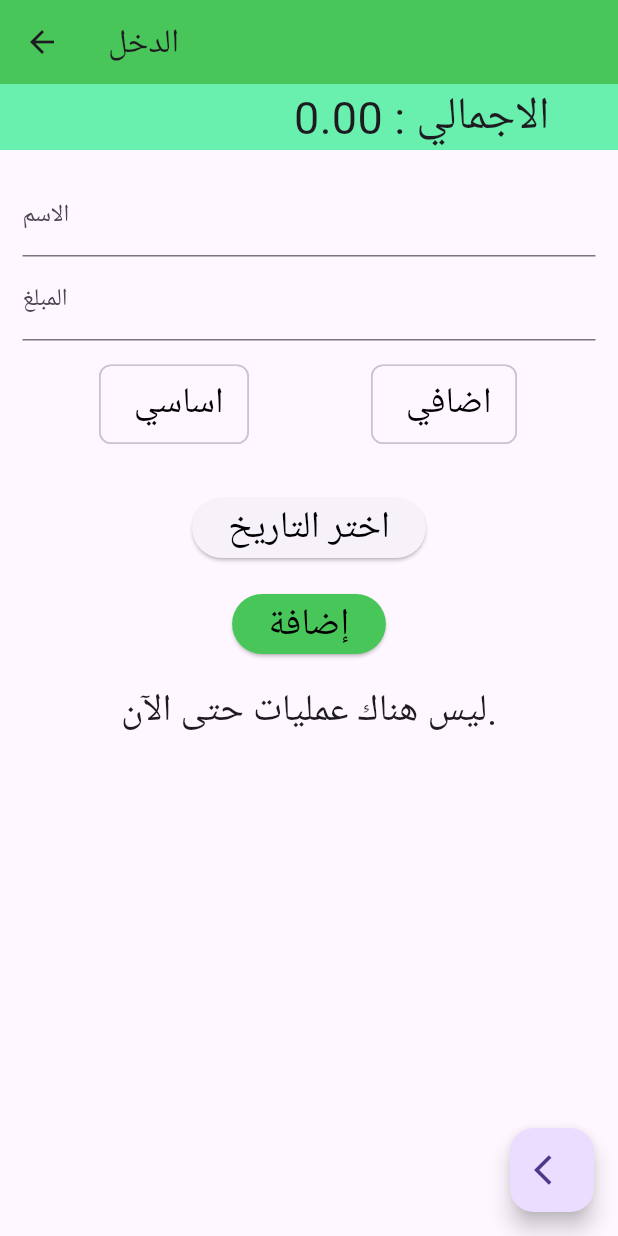
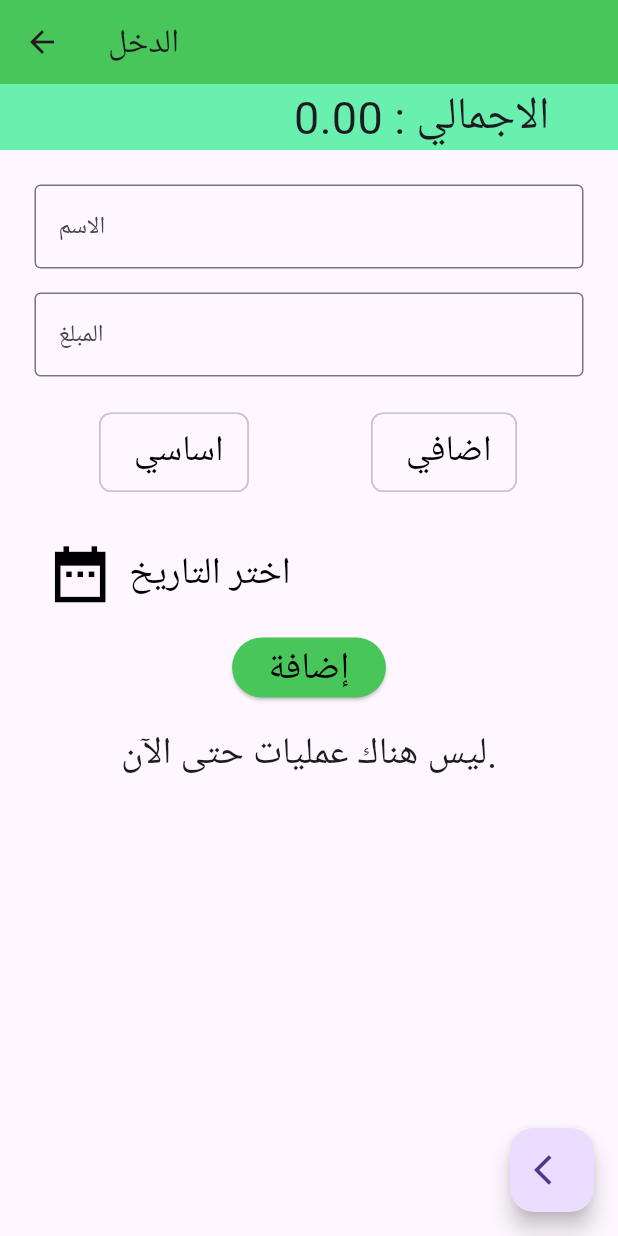
Before and after one commit to Aziz-thabet/moneyApp88, a Flutter app: the screen it shows after launch, after a tap on "الدخل", on a phone screen of 412 x 824 dp. Run offline on Flutter 3.47's test engine with Material 3 defaults, Android fonts, the phone set to English and light mode, and no system bars; our stand-ins replace shared_preferences.

Commit message:
make the date Icon

```diff
--- a/lib/components/Transaction_List.dart
+++ b/lib/components/Transaction_List.dart
@@ -9,19 +9,23 @@ class TransactionList extends StatelessWidget {
   final ScrollController scrollController;
   final Color CircleAvatarColor;
   final void Function(int) onDelete;
+  final void Function(int) onEdite;
 
   const TransactionList(this.transactions,
       {super.key,
       required this.scrollController,
       required this.CircleAvatarColor,
-        required this.onDelete});
+      required this.onDelete,
+      required this.onEdite});
 
   @override
   Widget build(BuildContext context) {
     return CustomColumn(
-        transactions: transactions,
-        scrollController: scrollController,
-        circleAvatarColor: CircleAvatarColor,
-      onDelete: onDelete,);
+      transactions: transactions,
+      scrollController: scrollController,
+      circleAvatarColor: CircleAvatarColor,
+      onDelete: onDelete,
+      onEdit: onEdite,
+    );
   }
 }
--- a/lib/components/build_Text_Field.dart
+++ b/lib/components/build_Text_Field.dart
@@ -4,9 +4,14 @@ import 'package:flutter/material.dart';
 
 Widget buildTextField(String labelText, TextEditingController controller,
     {TextInputType? keyboardType}) {
-  return TextField(
-    controller: controller,
-    decoration: InputDecoration(labelText: labelText),
-    keyboardType: keyboardType,
+  return Padding(
+    padding: const EdgeInsets.all(8.0),
+    child: TextField(
+      controller: controller,
+      decoration: InputDecoration(
+          border: const OutlineInputBorder(),
+          labelText: labelText),
+      keyboardType: keyboardType,
+    ),
   );
 }
--- a/lib/pags/CustomColumn.dart
+++ b/lib/pags/CustomColumn.dart
@@ -11,12 +11,15 @@ class CustomColumn extends StatelessWidget {
     required this.scrollController,
     required this.circleAvatarColor,
     required this.onDelete,
+    required this.onEdit,
   });
 
   final List<Transaction> transactions;
   final ScrollController scrollController;
   final Color circleAvatarColor;
   final void Function(int) onDelete;
+  final void Function(int) onEdit;
+
   @override
   Widget build(BuildContext context) {
     return Column(
@@ -76,6 +79,12 @@ class CustomColumn extends StatelessWidget {
                     const Spacer(
                       flex: 1,
                     ),
+                    Row(
+                      children: [
+                        IconButton(
+                          icon: const Icon(Icons.edit),
+                          onPressed: () => onEdit(index),
+                        ),
                         IconButton(
                           onPressed: () {
                             onDelete(index);
@@ -87,6 +96,8 @@ class CustomColumn extends StatelessWidget {
                         ),
                       ],
                     ),
+                  ],
+                ),
               ),
             );
           },
--- a/lib/pags/inCome_page.dart
+++ b/lib/pags/inCome_page.dart
@@ -5,6 +5,7 @@ import 'package:many/components/Transaction_List.dart';
 import 'package:many/components/build_Text_Field.dart';
 import 'package:many/components/totalAmount.dart';
 import 'package:many/models/TransactionModel.dart';
+import 'package:many/pags/EditTransactionPage.dart';
 import 'package:shared_preferences/shared_preferences.dart';
 import '../components/Custom_FloatingAction_Button.dart';
 
@@ -35,7 +36,7 @@ class _IncomePageState extends State<IncomePage> {
     super.dispose();
   }
 
-  void _addTransaction(String name, double amount, String type) async{
+  void _addTransaction(String name, double amount, String type) async {
     setState(() {
       _transactions.add(Transaction(
         name: name,
@@ -99,10 +100,11 @@ class _IncomePageState extends State<IncomePage> {
                         Expanded(child: buildChoiceChip(' اضافي', ' اضافي')),
                       ],
                     ),
-                  ),Padding(
+                  ),
+                  Padding(
                     padding: const EdgeInsets.all(16.0),
-                    child: ElevatedButton(
-                      onPressed: () async {
+                    child: InkWell(
+                      onTap: () async {
                         DateTime? pickedDate = await showDatePicker(
                           context: context,
                           initialDate: selectedDate ?? DateTime.now(),
@@ -115,11 +117,22 @@ class _IncomePageState extends State<IncomePage> {
                           });
                         }
                       },
-                      child: Text(
-                        selectedDate != null
-                            ? 'تم اختيار التاريخ: ${selectedDate!.toLocal()}'
-                            : 'اختر التاريخ',
-                        style: const TextStyle(color: Colors.black, fontSize: 25),
+                      child: Row(
+                        children: [
+                          const Icon(
+                            Icons.date_range_sharp,
+                            color: Colors.black,
+                            size: 45,
+                          ),
+                          const SizedBox(width: 10),
+                          Text(
+                            selectedDate != null
+                                ? 'تم اختيار التاريخ: ${selectedDate!.toLocal()}'
+                                : 'اختر التاريخ',
+                            style: const TextStyle(
+                                color: Colors.black, fontSize: 25),
+                          ),
+                        ],
                       ),
                     ),
                   ),
@@ -139,7 +152,6 @@ class _IncomePageState extends State<IncomePage> {
                       style: TextStyle(color: Colors.black, fontSize: 25),
                     ),
                   ),
-
                 ],
               ),
             ),
@@ -148,6 +160,7 @@ class _IncomePageState extends State<IncomePage> {
               scrollController: _scrollController,
               CircleAvatarColor: const Color(0xff48c659),
               onDelete: _deleteTransaction,
+              onEdite: _editTransaction,
             ),
           ],
         ),
@@ -183,6 +196,7 @@ class _IncomePageState extends State<IncomePage> {
       ),
     );
   }
+
   // دالة لحفظ الصفقات باستخدام Shared Preferences
   Future<void> _saveTransactions() async {
     final prefs = await SharedPreferences.getInstance();
@@ -197,6 +211,23 @@ class _IncomePageState extends State<IncomePage> {
     prefs.setStringList(
         'transactions', transactions.map((t) => json.encode(t)).toList());
     prefs.setDouble('incomeTotal', incomeTotal);
+  }
+
+  Future<void> _editTransaction(int index) async {
+    Transaction editedTransaction = await Navigator.push(
+      context,
+      MaterialPageRoute(
+        builder: (context) => EditTransactionPage(
+          transaction: _transactions[index],
+        ),
+      ),
+    );
+    setState(() {
+      _transactions[index] = editedTransaction;
+      _saveTransactions();
+      incomeTotal = getTotalAmountOfInCome(_transactions);
+      widget.updateIncomeTotal(incomeTotal);
+    });
   }
 
   // دالة لاستعادة الصفقات المحفوظة باستخدام Shared Preferences
```
Also changed, not shown: lib/pags/EditTransactionPage.dart (added, +112 -0 lines), lib/pags/Expenses_page.dart (+36 -8 lines), lib/pags/Savings_page.dart (+43 -14 lines). Lines whose indentation alone changed are shown as unchanged.
